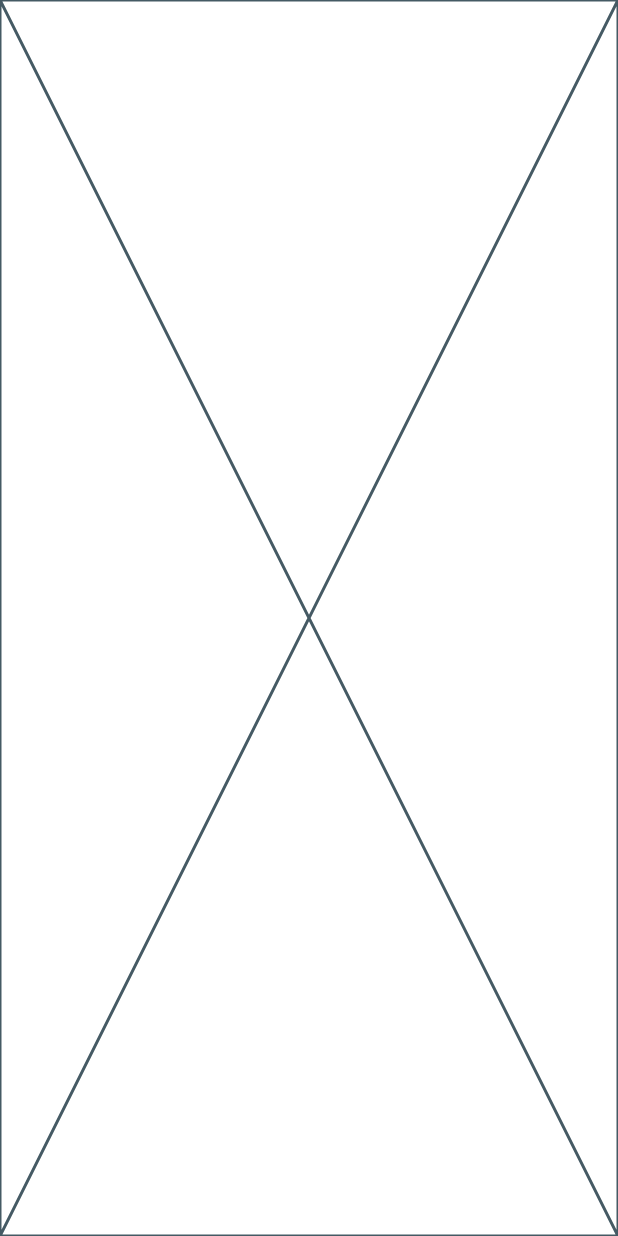
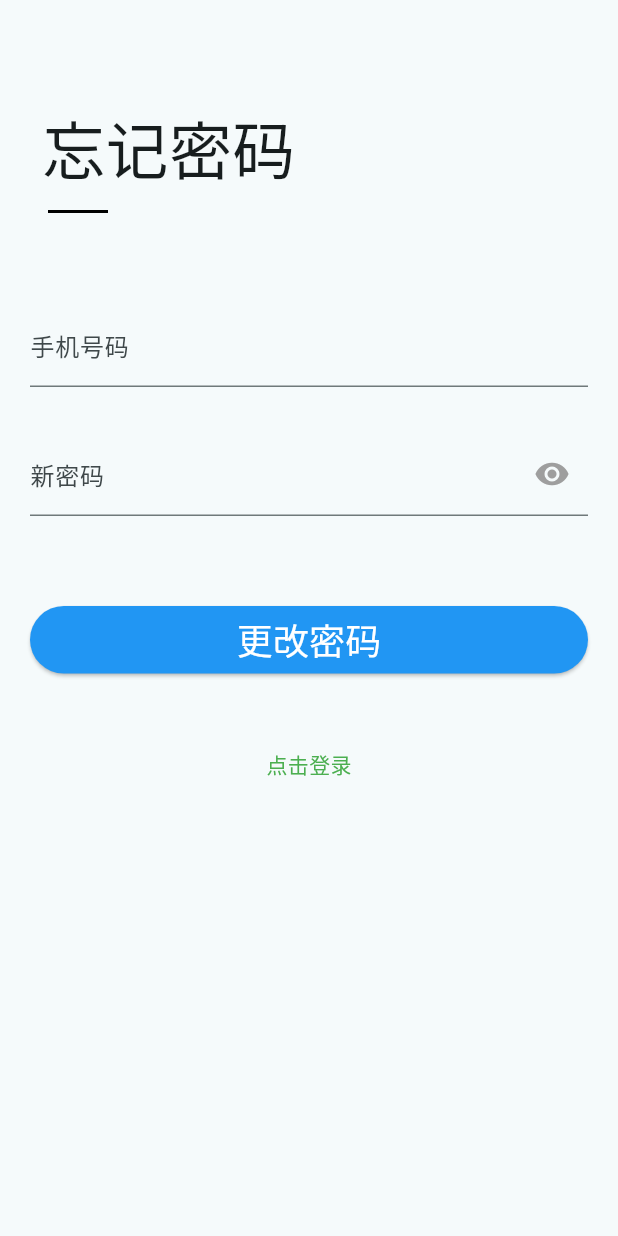
Before and after one commit to wangyi-2001/excuse_app, a Flutter app: the screen it shows after launch, after a tap on "忘记密码？", on a phone screen of 412 x 824 dp. Run offline on Flutter 3.47's test engine with Material 3 defaults, Android fonts, the phone set to English and light mode, and no system bars; our stand-ins replace bot_toast, dio, shared_preferences.

```diff
--- a/lib/main.dart
+++ b/lib/main.dart
@@ -1,6 +1,8 @@
 import 'dart:io';
 import 'package:bot_toast/bot_toast.dart';
-import 'package:excuse_demo/views/event/event.dart';
+import 'package:excuse_demo/views/event/event_create.dart';
+import 'package:excuse_demo/views/event/event_list.dart';
+import 'package:excuse_demo/views/home.dart';
 import 'package:excuse_demo/views/initial/change_pwd.dart';
 import 'package:excuse_demo/views/initial/login.dart';
 import 'package:excuse_demo/views/initial/register.dart';
@@ -13,7 +15,13 @@ void main() {
     var style = const SystemUiOverlayStyle(statusBarColor: Colors.transparent);
     SystemChrome.setSystemUIOverlayStyle(style);
   }
+
   runApp(const MyApp());
+}
+
+// 路由
+class NavigatorKey {
+  static final navigatorKey = GlobalKey<NavigatorState>();
 }
 
 class MyApp extends StatelessWidget {
@@ -25,16 +33,19 @@ class MyApp extends StatelessWidget {
       title: 'Flutter Demo',
       builder: BotToastInit(),
       navigatorObservers: [BotToastNavigatorObserver()],
+      navigatorKey: NavigatorKey.navigatorKey,
       theme: ThemeData(
         colorScheme: ColorScheme.fromSeed(seedColor: Colors.white),
         useMaterial3: true,
       ),
       home: const SplashScreen(),
       routes: {
-        'login':(context)=>const LoginPage(),
-        'register':(context)=>const RegisterPage(),
-        'changePwd':(context)=>const ChangePwdPage(),
-        'event':(context)=>const EventPage()
+        '/home': (context) => const HomePage(),
+        '/login': (context) => const LoginPage(),
+        '/register': (context) => const RegisterPage(),
+        '/changePwd': (context) => const ChangePwdPage(),
+        '/event': (context) => const EventPage(),
+        "/createEvent": (context) => const CreateEvent(),
       },
     );
   }
@@ -51,7 +62,7 @@ class _SplashScreenState extends State<SplashScreen> {
   SharedPreferences? sharedPreferences;
 
   @override
-  void initState(){
+  void initState() {
     super.initState();
     readFromStorage();
   }
@@ -69,8 +80,8 @@ class _SplashScreenState extends State<SplashScreen> {
     } else {
       Future.delayed(const Duration(milliseconds: 3000), () {
         setState(() {
-          Navigator.push(
-              context, MaterialPageRoute(builder: (context) => const EventPage()));
+          Navigator.push(context,
+              MaterialPageRoute(builder: (context) => const HomePage()));
         });
       });
     }
--- a/lib/views/initial/change_pwd.dart
+++ b/lib/views/initial/change_pwd.dart
@@ -1,4 +1,8 @@
+import 'package:bot_toast/bot_toast.dart';
+import 'package:excuse_demo/components/cells/initial/initial_cells.dart';
+import 'package:excuse_demo/service/user_service.dart';
 import 'package:flutter/cupertino.dart';
+import 'package:flutter/material.dart';
 
 class ChangePwdPage extends StatefulWidget {
   const ChangePwdPage({super.key});
@@ -8,8 +12,145 @@ class ChangePwdPage extends StatefulWidget {
 }
 
 class _ChangePwdPageState extends State<ChangePwdPage> {
+  final GlobalKey _formKey = GlobalKey<FormState>();
+
+  //密码是否可见
+  bool _isObscure = true;
+
+  //眼睛图标初始颜色
+  Color _eyeColor = Colors.grey;
+  int pageId = 2;
+
+  //输入框控制器
+  late TextEditingController _phoneController;
+  late TextEditingController _passwordController;
+
+  @override
+  void initState() {
+    super.initState();
+
+    //初始化控制器
+    _phoneController = TextEditingController();
+    _passwordController = TextEditingController();
+  }
+
   @override
   Widget build(BuildContext context) {
-    return const Placeholder();
+    return Scaffold(
+      body: Form(
+        key: _formKey,
+        autovalidateMode: AutovalidateMode.onUserInteraction,
+        child: ListView(
+          padding: const EdgeInsets.symmetric(horizontal: 20),
+          children: [
+            const SizedBox(
+              height: 60,
+            ),
+            buildTitle(pageId),
+            buildTitleLine(),
+            const SizedBox(height: 60),
+            buildPhoneTextField(context),
+            const SizedBox(height: 30),
+            buildPasswordTextField(context),
+            const SizedBox(height: 60),
+            buildForgetPwdButton(),
+            const SizedBox(height: 40),
+            buildText(context, pageId),
+          ],
+        ),
+      ),
+    );
+  }
+
+  //输入手机号文本框
+  buildPhoneTextField(BuildContext context) {
+    return TextFormField(
+      controller: _phoneController,
+      onSaved: (v) => _phoneController.text = v!,
+      decoration: const InputDecoration(labelText: '手机号码'),
+      validator: (v) {
+        //通过正则表达式验证手机号码是否合规
+        var phoneReg = RegExp(
+            r"^(13[0-9]|14[01456879]|15[0-35-9]|16[2567]|17[0-8]|18[0-9]|19[0-35-9])\d{8}$");
+        //验证手机号码是否为空
+        if (!phoneReg.hasMatch(v!) || v.isEmpty) {
+          return '请输入正确手机号';
+        }
+        return null;
+      },
+    );
+  }
+
+  //输入密码文本框
+  buildPasswordTextField(BuildContext context) {
+    return TextFormField(
+      controller: _passwordController,
+      obscureText: _isObscure,
+      onSaved: (v) => _passwordController.text = v!,
+      validator: (v) {
+        if (v!.isEmpty) {
+          return '请输入密码';
+        }
+        return null;
+      },
+      decoration: InputDecoration(
+          labelText: "新密码",
+          //后面控制密码是否可见的眼睛，点击改变颜色并改变密码可见状态
+          suffixIcon: IconButton(
+            icon: Icon(
+              Icons.remove_red_eye,
+              color: _eyeColor,
+            ),
+            onPressed: () {
+              setState(() {
+                _isObscure = !_isObscure;
+                _eyeColor = (_isObscure
+                    ? Colors.grey
+                    : Theme.of(context).iconTheme.color)!;
+              });
+            },
+          )),
+    );
+  }
+
+  //修改密码按钮
+  buildForgetPwdButton() {
+    return InkWell(
+      child: SizedBox(
+        height: 45,
+        width: 270,
+        child: ElevatedButton(
+          style: ButtonStyle(
+            backgroundColor: MaterialStateProperty.all(Colors.blue),
+            // 设置圆角
+            shape: MaterialStateProperty.all(
+              const StadiumBorder(
+                side: BorderSide(style: BorderStyle.none),
+              ),
+            ),
+          ),
+          child: const Text(
+            '更改密码',
+            style: TextStyle(
+              color: Colors.white,
+              fontSize: 24,
+            ),
+          ),
+          onPressed: () {
+            BotToast.showLoading();
+            String phone = _phoneController.text;
+            String password = _passwordController.text;
+            if (phone.isEmpty || password.isEmpty) {
+              return;
+            }
+            //传递数据
+            Future.delayed(Duration(milliseconds: 100),(){
+              changePwdService(phone, password);
+              BotToast.closeAllLoading();
+            });
+          },
+        ),
+      ),
+    );
   }
 }
--- a/pubspec.yaml
+++ b/pubspec.yaml
@@ -32,9 +32,10 @@ dependencies:
     sdk: flutter
   shared_preferences: ^2.2.2
   dio: ^5.4.0
-#  fluttertoast: ^8.2.2
   bot_toast: any
-  cross_connectivity: any
+#  cross_connectivity: any
+#  amap_flutter_location: ^3.0.0
+#  permission_handler: ^11.2.0
 
   # The following adds the Cupertino Icons font to your application.
   # Use with the CupertinoIcons class for iOS style icons.
```
Also changed, not shown: lib/service/event_service.dart (added, +21 -0 lines), lib/service/user_service.dart (+8 -6 lines), lib/views/event/event_create.dart (added, +309 -0 lines), lib/views/home.dart (+104 -0 lines), lib/views/initial/login.dart (+8 -3 lines), lib/views/initial/register.dart (+6 -1 lines), lib/views/mine/mine.dart (+15 -0 lines), lib/views/event/event_list.dart (renamed from lib/views/event/event.dart), pubspec.lock, 5 other files.
